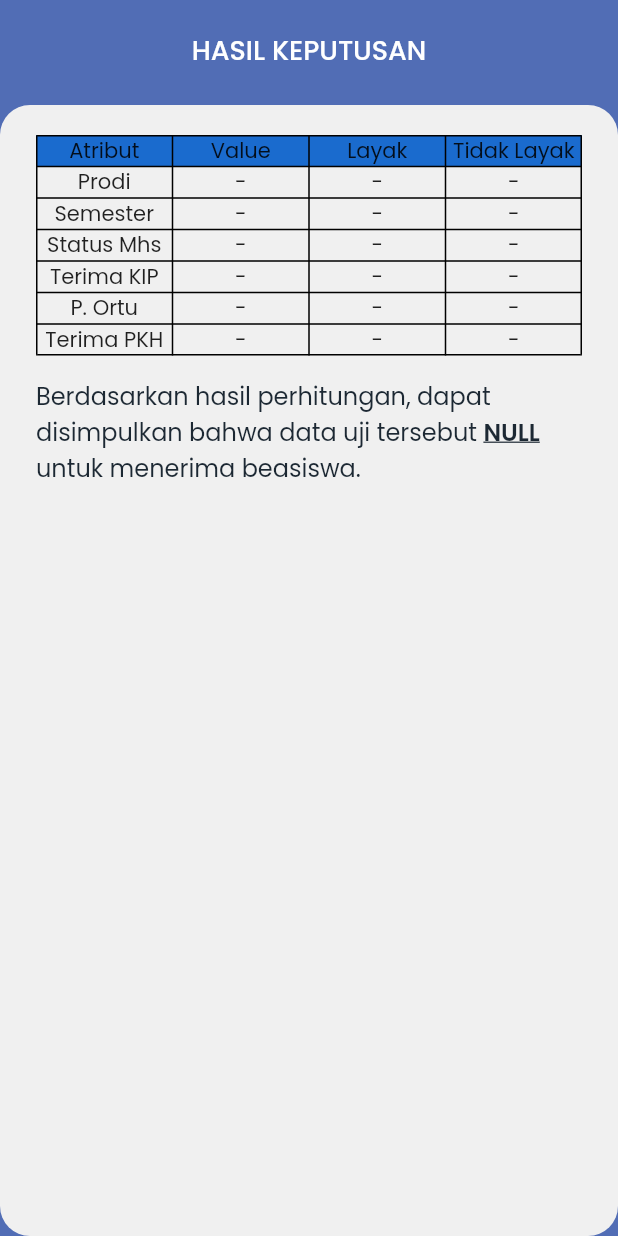
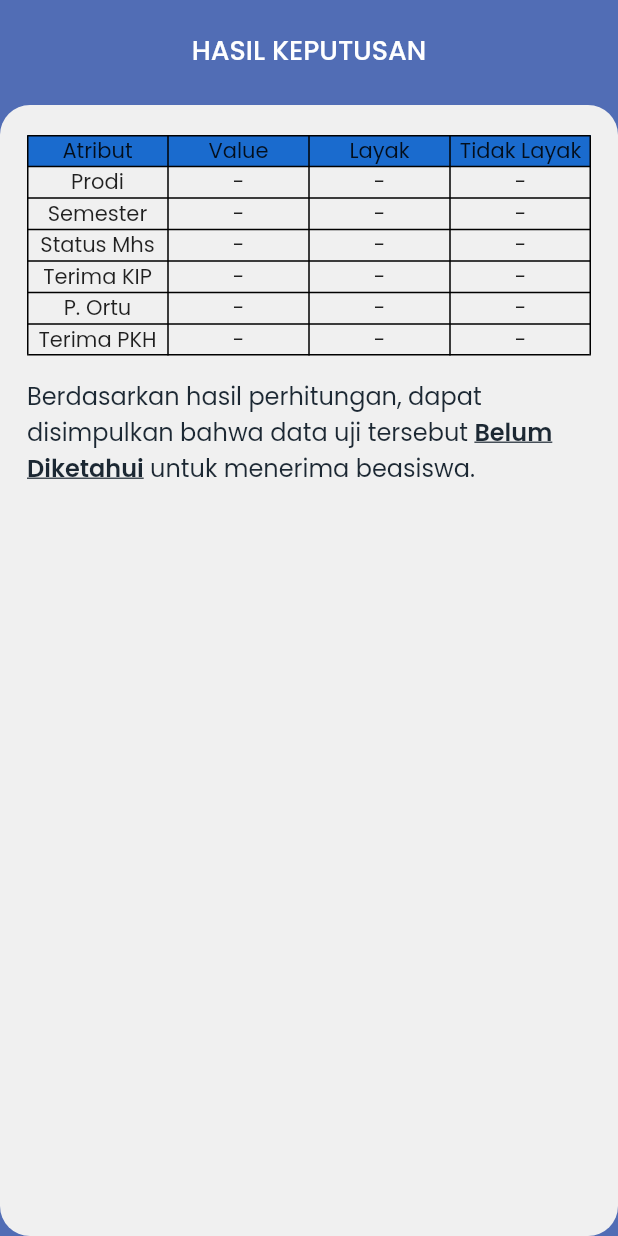
Before and after one commit to ariefendi992/uim-beasiswa-naive-bayes, a Flutter app: the HasilPage screen opened directly, on a phone screen of 412 x 824 dp. Run offline on Flutter 3.47's test engine with Material 2 defaults, Android fonts, the light colour scheme and no system bars; our stand-ins replace bloc, equatable, flutter_bloc, flutter_secure_storage, image_picker; accounts and stored records are empty.

Commit message:
update ui

```diff
--- a/lib/ui/pages/menu/hasil_page.dart
+++ b/lib/ui/pages/menu/hasil_page.dart
@@ -113,7 +113,7 @@ class _HasilPageState extends State<HasilPage> {
         //   vertical: 10,
         // ),
         margin: EdgeInsets.only(top: 70),
-        padding: EdgeInsets.symmetric(horizontal: defaultPadding, vertical: 20),
+        padding: EdgeInsets.symmetric(horizontal: 18, vertical: 20),
         width: double.infinity,
         decoration: BoxDecoration(
           color: kBackgroundColor,
@@ -308,7 +308,9 @@ class _HasilPageState extends State<HasilPage> {
                         'Berdasarkan hasil perhitungan, dapat disimpulkan bahwa data uji tersebut ',
                   ),
                   TextSpan(
-                    text: readHasil.toString().toUpperCase(),
+                    text: readHasil != null
+                        ? readHasil.toString().toUpperCase()
+                        : 'Belum Diketahui',
                     style: blackTextStyle.copyWith(
                         fontWeight: semiBold,
                         decoration: TextDecoration.underline),
```
